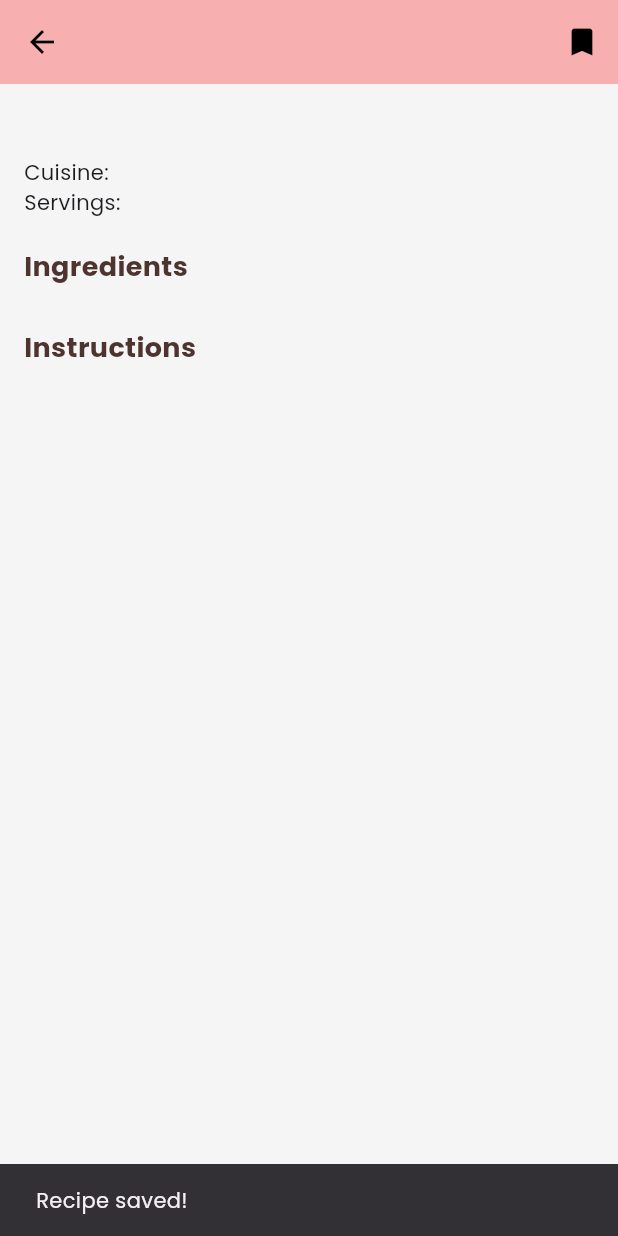
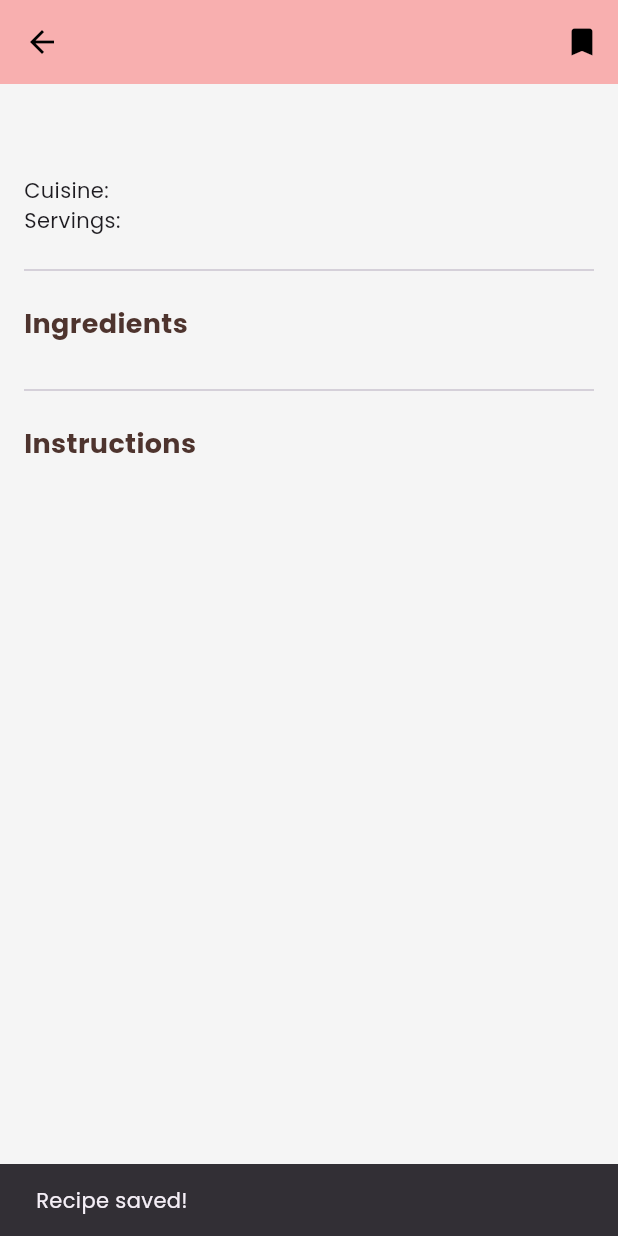
Before and after one commit to oatmeal2211/BumpToBaby, a Flutter app: the RecipeDisplayScreen screen opened directly with empty values, after a tap on the "bookmark outline" icon, on a phone screen of 412 x 824 dp. Run offline on Flutter 3.47's test engine with Material 3 defaults, Android fonts, the phone set to English and light mode, and no system bars; our stand-ins replace cloud_firestore, firebase_auth, firebase_core, firebase_storage, flutter_dotenv, flutter_markdown and 9 more; accounts and stored records are empty; network calls fail.

Commit message:
Refined the UI of n&m page, added capsule labels and price range for the suggested recipe

````diff
--- a/bumptobaby/lib/screens/nutrition_meals_screen.dart
+++ b/bumptobaby/lib/screens/nutrition_meals_screen.dart
@@ -17,6 +17,13 @@ class Recipe {
   final String servings;
   final Map<String, String> nutritionalValues;
   final String healthBenefitsSummary;
+  final String? priceRange;
+
+  // New fields for user's selected preferences
+  final String? selectedLifeStage;
+  final bool? wasVegetarian;
+  final bool? wasHalal;
+  final bool? wasBudgetFriendly;
 
   Recipe({
     required this.id,
@@ -29,6 +36,11 @@ class Recipe {
     required this.servings,
     required this.nutritionalValues,
     required this.healthBenefitsSummary,
+    this.priceRange,
+    this.selectedLifeStage,
+    this.wasVegetarian = false,
+    this.wasHalal = false,
+    this.wasBudgetFriendly = false,
   });
 
   factory Recipe.fromJson(Map<String, dynamic> json) {
@@ -43,6 +55,11 @@ class Recipe {
       servings: json['servings'] as String? ?? 'N/A',
       nutritionalValues: Map<String, String>.from(json['nutritionalValues'] as Map? ?? {}),
       healthBenefitsSummary: json['healthBenefitsSummary'] as String? ?? '',
+      priceRange: json['priceRange'] as String?,
+      selectedLifeStage: json['selectedLifeStage'] as String?,
+      wasVegetarian: json['wasVegetarian'] as bool? ?? false,
+      wasHalal: json['wasHalal'] as bool? ?? false,
+      wasBudgetFriendly: json['wasBudgetFriendly'] as bool? ?? false,
     );
   }
 
@@ -58,6 +75,11 @@ class Recipe {
       'servings': servings,
       'nutritionalValues': nutritionalValues,
       'healthBenefitsSummary': healthBenefitsSummary,
+      'priceRange': priceRange,
+      'selectedLifeStage': selectedLifeStage,
+      'wasVegetarian': wasVegetarian,
+      'wasHalal': wasHalal,
+      'wasBudgetFriendly': wasBudgetFriendly,
     };
   }
 }
@@ -130,21 +152,40 @@ class _RecipeDisplayScreenState extends State<RecipeDisplayScreen> {
         child: Column(
           crossAxisAlignment: CrossAxisAlignment.start,
           children: [
+            // Description first
             Text(widget.recipe.description, style: GoogleFonts.poppins(fontSize: 16, fontStyle: FontStyle.italic)),
+            const SizedBox(height: 12),
+
+            // Capsules/Tags moved here (right after description)
+            _buildCapsuleTags(),
             const SizedBox(height: 10),
+
+            // Then cuisine and servings
             Text('Cuisine: ${widget.recipe.cuisineType}', style: GoogleFonts.poppins(fontSize: 14)),
             Text('Servings: ${widget.recipe.servings}', style: GoogleFonts.poppins(fontSize: 14)),
+
+            // Display price range if available
+            if (widget.recipe.priceRange != null && widget.recipe.priceRange!.isNotEmpty)
+              Text('Price Range: ${widget.recipe.priceRange}',
+                 style: GoogleFonts.poppins(fontSize: 14, fontWeight: FontWeight.w500, color: Colors.green[700])),
+
             if (widget.recipe.allergens.isNotEmpty)
               Text('Allergens: ${widget.recipe.allergens.join(", ")}', style: GoogleFonts.poppins(fontSize: 14, color: Colors.red)),
 
-            const SizedBox(height: 20),
+            const SizedBox(height: 15),
+            const Divider(thickness: 1), // Divider
+            const SizedBox(height: 15),
+
             _buildSectionHeader('Ingredients'),
             ...widget.recipe.ingredients.map((ing) => Padding(
               padding: const EdgeInsets.only(bottom: 4.0, left: 8.0),
               child: Text('• $ing', style: GoogleFonts.poppins(fontSize: 15)),
             )),
 
-            const SizedBox(height: 20),
+            const SizedBox(height: 15),
+            const Divider(thickness: 1), // Divider
+            const SizedBox(height: 15),
+
             _buildSectionHeader('Instructions'),
             ...widget.recipe.instructions.asMap().entries.map((entry) => Padding(
               padding: const EdgeInsets.only(bottom: 8.0, left: 8.0),
@@ -153,13 +194,14 @@ class _RecipeDisplayScreenState extends State<RecipeDisplayScreen> {
 
             if (widget.recipe.nutritionalValues.isNotEmpty) ...[
               const SizedBox(height: 20),
-              const Divider(),
+              const Divider(thickness: 1),
               const SizedBox(height: 10),
               _buildSectionHeader('Nutritional Information (Estimated)'),
               Card(
                 elevation: 2,
                 margin: const EdgeInsets.symmetric(vertical: 8.0),
                 shape: RoundedRectangleBorder(borderRadius: BorderRadius.circular(10)),
+                color: const Color(0xFFF8AFAF), // Changed background color
                 child: Padding(
                   padding: const EdgeInsets.all(12.0),
                   child: Column(
@@ -169,8 +211,8 @@ class _RecipeDisplayScreenState extends State<RecipeDisplayScreen> {
                       child: Row(
                         mainAxisAlignment: MainAxisAlignment.spaceBetween,
                         children: [
-                          Text(entry.key, style: GoogleFonts.poppins(fontWeight: FontWeight.w500)),
-                          Text(entry.value, style: GoogleFonts.poppins()),
+                          Text(entry.key, style: GoogleFonts.poppins(fontWeight: FontWeight.w500, color: Colors.black87)),
+                          Text(entry.value, style: GoogleFonts.poppins(color: Colors.black87)),
                         ],
                       ),
                     )).toList(),
@@ -181,18 +223,19 @@ class _RecipeDisplayScreenState extends State<RecipeDisplayScreen> {
 
             if (widget.recipe.healthBenefitsSummary.isNotEmpty) ...[
               const SizedBox(height: 10),
-              const Divider(),
+              const Divider(thickness: 1),
               const SizedBox(height: 10),
               _buildSectionHeader('Health Benefits'),
               Card(
                 elevation: 2,
                 margin: const EdgeInsets.symmetric(vertical: 8.0),
                 shape: RoundedRectangleBorder(borderRadius: BorderRadius.circular(10)),
+                color: const Color(0xFFF8AFAF), // Changed background color
                 child: Padding(
                   padding: const EdgeInsets.all(12.0),
                   child: Text(
                     widget.recipe.healthBenefitsSummary,
-                    style: GoogleFonts.poppins(fontSize: 15, height: 1.5),
+                    style: GoogleFonts.poppins(fontSize: 15, height: 1.5, color: Colors.black87),
                   ),
                 ),
               ),
@@ -200,6 +243,53 @@ class _RecipeDisplayScreenState extends State<RecipeDisplayScreen> {
           ],
         ),
       ),
+    );
+  }
+
+  Widget _buildCapsuleTags() {
+    List<Widget> tags = [];
+
+    // Life Stage Tag
+    if (widget.recipe.selectedLifeStage != null && widget.recipe.selectedLifeStage!.isNotEmpty) {
+      tags.add(_buildTagChip(widget.recipe.selectedLifeStage!, Colors.blue[700]!));
+    }
+
+    // Dietary Preference Tags
+    if (widget.recipe.wasVegetarian == true) {
+      tags.add(_buildTagChip('Vegetarian', Colors.green[700]!));
+    }
+    if (widget.recipe.wasHalal == true) {
+      tags.add(_buildTagChip('Halal', Colors.teal[700]!));
+    }
+    if (widget.recipe.wasBudgetFriendly == true) {
+      tags.add(_buildTagChip('Budget-Friendly', Colors.orange[700]!));
+    }
+
+    // Fallback tag (optional)
+    if (tags.isEmpty && widget.recipe.healthBenefitsSummary.isNotEmpty) {
+        tags.add(_buildTagChip('Tailored Recipe', Colors.purple[700]!));
+    }
+
+    if (tags.isEmpty) {
+      return const SizedBox.shrink();
+    }
+
+    return Padding(
+      padding: const EdgeInsets.only(bottom: 8.0),
+      child: Wrap(
+        spacing: 8.0,
+        runSpacing: 4.0,
+        children: tags,
+      ),
+    );
+  }
+
+  Widget _buildTagChip(String label, Color color) {
+    return Chip(
+      label: Text(label, style: GoogleFonts.poppins(color: Colors.white, fontSize: 12)),
+      backgroundColor: color,
+      padding: const EdgeInsets.symmetric(horizontal: 8.0, vertical: 2.0),
+      labelPadding: const EdgeInsets.symmetric(horizontal: 4.0), // Adjust padding
     );
   }
 
@@ -405,7 +495,6 @@ NutritionalValues should be a map of nutrient to value (e.g., "Calories": "350 k
       final responseText = response.text;
 
       if (responseText != null) {
-        // Attempt to clean the response text to ensure it's valid JSON
         String cleanedJson = responseText.trim();
         if (cleanedJson.startsWith("```json")) {
           cleanedJson = cleanedJson.substring(7);
@@ -421,11 +510,55 @@ NutritionalValues should be a map of nutrient to value (e.g., "Calories": "350 k
         print("Cleaned Gemini Response JSON: $cleanedJson"); // For debugging
 
         final recipeJson = jsonDecode(cleanedJson) as Map<String, dynamic>;
-        final recipe = Recipe.fromJson(recipeJson);
+        final aiRecipe = Recipe.fromJson(recipeJson);
+
+        // Get price range if budget-friendly is selected
+        String? priceRange;
+        if (_isBudgetFriendly) {
+          try {
+            final pricePrompt = '''
+Based on the following recipe, please estimate its price range (low, medium, or high cost) and
+provide an approximate cost range in Malaysian Ringgit (MYR) for the entire recipe. Consider standard grocery prices
+in Malaysia. Make your response as concise as possible, providing just the estimated price
+range (like "Low-cost: RM5-8 total").
+
+Recipe: ${aiRecipe.title}
+Ingredients: ${aiRecipe.ingredients.join(", ")}
+Cuisine: ${aiRecipe.cuisineType}
+Servings: ${aiRecipe.servings}
+''';
+            final priceResponse = await _geminiModel!.generateContent([Content.text(pricePrompt)]);
+            if (priceResponse.text != null) {
+              priceRange = priceResponse.text!.trim();
+            }
+          } catch (e) {
+            print('Error getting price range: $e');
+            // Continue without price range if there's an error
+          }
+        }
+
+        // Then, create the final recipe object that includes user's selections
+        final finalRecipe = Recipe(
+          id: aiRecipe.id,
+          title: aiRecipe.title,
+          description: aiRecipe.description,
+          cuisineType: aiRecipe.cuisineType,
+          servings: aiRecipe.servings,
+          ingredients: aiRecipe.ingredients,
+          instructions: aiRecipe.instructions,
+          allergens: aiRecipe.allergens,
+          nutritionalValues: aiRecipe.nutritionalValues,
+          healthBenefitsSummary: aiRecipe.healthBenefitsSummary,
+          priceRange: priceRange,
+          selectedLifeStage: _selectedStage,
+          wasVegetarian: _isVegetarian,
+          wasHalal: _isHalal,
+          wasBudgetFriendly: _isBudgetFriendly
+        );
 
         Navigator.push(
           context,
-          MaterialPageRoute(builder: (context) => RecipeDisplayScreen(recipe: recipe)),
+          MaterialPageRoute(builder: (context) => RecipeDisplayScreen(recipe: finalRecipe)),
         );
 
       } else {
````
